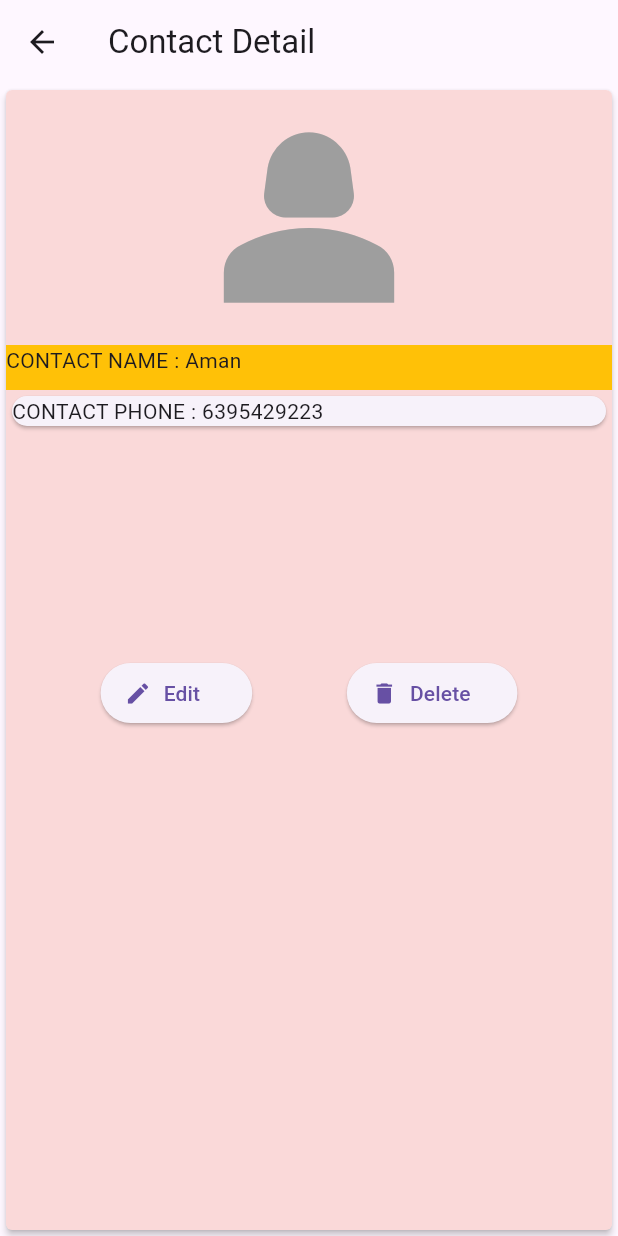
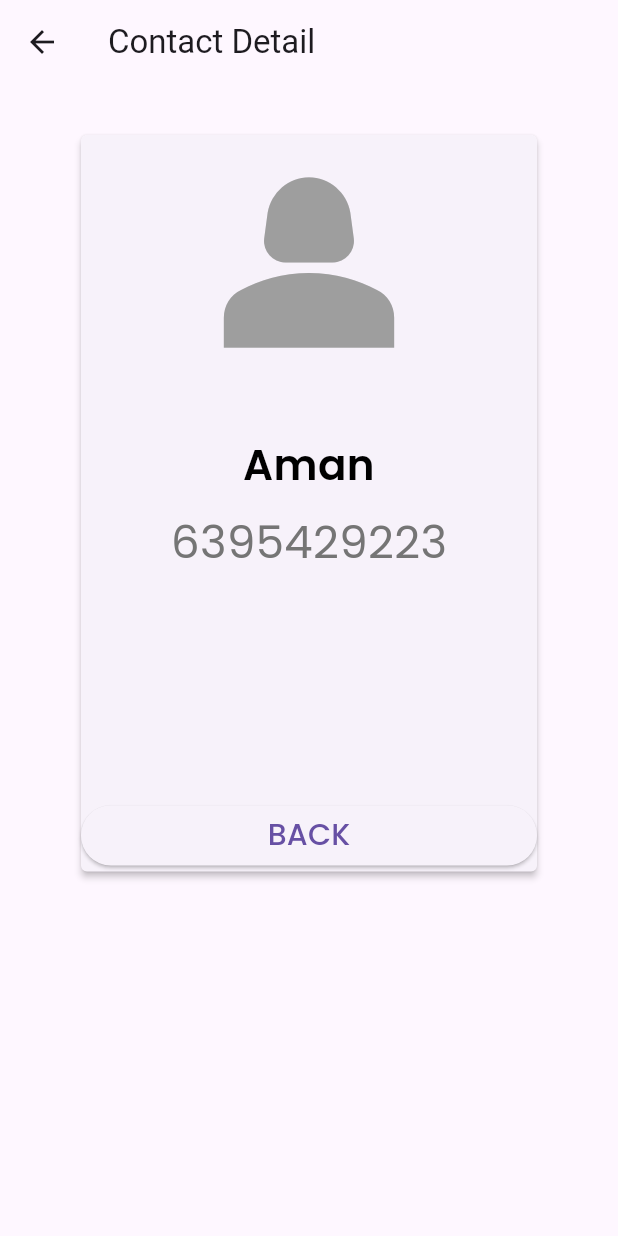
Before and after one commit to hitesh12321/Contact-App-Hive-Local-Database-, a Flutter app: the screen it shows after launch, after a tap on "Aman", on a phone screen of 412 x 824 dp. Run offline on Flutter 3.47's test engine with Material 3 defaults, Android fonts, the light colour scheme and no system bars; our stand-ins replace google_fonts, hive_flutter; accounts and stored records are empty.

Commit message:
All  SET (Proguard not enabled

```diff
--- a/lib/DataBase/HiveDataBase.dart
+++ b/lib/DataBase/HiveDataBase.dart
@@ -1,8 +1,79 @@
-class DataBase {
+import 'package:hive_flutter/hive_flutter.dart';
+
+class contactDataBase {
+  List<Map<String, dynamic>> contactList = [];
+  late Box _mybox;
+
+  void initialContactList() {
+    // Only initialize if not already done
+    contactList = [
+      {"name": "Aman", "phone": "6395429223"},
+      {"name": "Saurabh", "phone": "6395429223"},
+    ];
+
+    print("Default contacts initialized for the first time");
+  }
+
+  void loadData() {
+    final data = _mybox.get("contactList");
+    if (data is List) {
+      contactList = List<Map<String, dynamic>>.from(
+        data.map((item) => Map<String, dynamic>.from(item)),
+      );
+    }
+
+    print("Data loaded from Hive: $contactList");
+  }
+
+  Future<void> InitializeBox() async {
+    try {
+      _mybox = await Hive.openBox("contactBox");
+
+      // Debug print
+      print("Box opened successfully");
+
+      if (_mybox.get("contactList") == null) {
+        initialContactList(); // Set default contacts
+        updateContactList(); // Save to Hive ONLY first time
+      } else {
+        loadData();
+      }
+
+      print("Final contact list: $contactList");
+    } catch (e) {
+      print("Error in InitializeBox: $e");
+      // Emergency fallback
+      contactList = [];
+    }
+  }
+
+  // Update contact list in Hive
+  void updateContactList() {
+    try {
+      _mybox.put("contactList", contactList);
+      print("Data saved to Hive: $contactList");
+    } catch (e) {
+      print("Error saving to Hive: $e");
+    }
+  }
+
+  // Add contact and save to Hive
+  void addContact(Map<String, dynamic> contact) {
+    contactList.add(contact);
+    updateContactList();
+  }
 
 
+  // when edit is used
+  // Update contact and save to Hive
+  void updateContact(int index, Map<String, dynamic> contact) {
+    contactList[index] = contact;
+    updateContactList();
+  }
 
-
-
-
+  // Delete contact and save to Hive
+  void deleteContact(int index) {
+    contactList.removeAt(index);
+    updateContactList();
+  }
 }
--- a/lib/homepage.dart
+++ b/lib/homepage.dart
@@ -1,9 +1,11 @@
 // ignore_for_file: non_constant_identifier_names
 
+import 'package:contacts/DataBase/HiveDataBase.dart';
 import 'package:contacts/UIHelper/CustomWidgets.dart';
 
 import 'package:contacts/services/contactDetail.dart';
 import 'package:flutter/material.dart';
+import 'package:google_fonts/google_fonts.dart';
 
 class Homepage extends StatefulWidget {
   const Homepage({super.key});
@@ -18,17 +20,37 @@ class _HomepageState extends State<Homepage> {
   TextEditingController editNameController = TextEditingController();
   TextEditingController editPhoneController = TextEditingController();
 
-  List<Map<String, String>> contactsInfo = [
-    {'name': "Aman", 'phone': "6395429223"},
-    {'name': "Saurabh", 'phone': "6395429223"},
-  ];
+  final db = contactDataBase();
+  bool isLoading = true;
+
+  void InitializeApp() async {
+    await db.InitializeBox();
+    setState(() {
+      isLoading = false;
+    });
+  }
+
+  @override
+  void initState() {
+    InitializeApp();
+    super.initState();
+  }
 
   @override
   Widget build(BuildContext context) {
     return Scaffold(
-      appBar: AppBar(title: Text("Contacts")),
-      body: ListView.builder(
-        itemCount: contactsInfo.length,
+      appBar: AppBar(
+        title: Text(
+          "Contacts",
+
+          style: GoogleFonts.yaldevi(fontSize: 30, fontWeight: FontWeight.bold),
+        ),
+        centerTitle: true,
+      ),
+      body: isLoading
+          ? Center(child: CircularProgressIndicator())
+          : ListView.builder(
+              itemCount: db.contactList.length,
               padding: EdgeInsets.all(10),
               shrinkWrap: true,
               itemBuilder: (context, index) => Card(
@@ -45,8 +67,8 @@ class _HomepageState extends State<Homepage> {
                       context,
                       MaterialPageRoute(
                         builder: (context) => ContactDetail(
-                    name: contactsInfo[index]['name']!,
-                    phone: contactsInfo[index]['phone']!,
+                          name: db.contactList[index]['name']!,
+                          phone: db.contactList[index]['phone']!,
                         ),
                       ),
                     );
@@ -61,8 +83,8 @@ class _HomepageState extends State<Homepage> {
                         setState(() {
                           onEditContactPressed(
                             index,
-                      contactsInfo[index]['name']!,
-                      contactsInfo[index]['phone']!,
+                            db.contactList[index]['name']!,
+                            db.contactList[index]['phone']!,
 
                             context,
                           );
@@ -72,14 +94,14 @@ class _HomepageState extends State<Homepage> {
                       () {
                         Navigator.pop(context);
                         setState(() {
-                    contactsInfo.removeAt(index);
+                          db.deleteContact(index);
                         });
                       },
                     );
                   },
 
-            title: Text(contactsInfo[index]['name']!),
-            subtitle: Text(contactsInfo[index]['phone']!),
+                  title: Text(db.contactList[index]['name']!),
+                  subtitle: Text(db.contactList[index]['phone']!),
                 ),
               ),
             ),
@@ -93,9 +115,6 @@ class _HomepageState extends State<Homepage> {
         },
         child: Icon(Icons.add, size: 40),
       ),
-      floatingActionButtonLocation: FloatingActionButtonLocation.centerFloat,
-
-      drawer: Drawer(semanticLabel: "HELP"),
     );
   }
 
@@ -145,7 +164,7 @@ class _HomepageState extends State<Homepage> {
           TextButton(
             onPressed: () {
               setState(() {
-                contactsInfo.add({
+                db.addContact({
                   'name': nameController.text,
                   'phone': phoneController.text,
                 });
@@ -202,17 +221,22 @@ class _HomepageState extends State<Homepage> {
           ],
         ),
         actions: [
-          TextButton(onPressed: () {}, child: Text("Cancel")),
+          TextButton(
+            onPressed: () {
+              Navigator.pop(context);
+            },
+            child: Text("Cancel"),
+          ),
 
           TextButton(
             onPressed: () {
               setState(() {
-                contactsInfo[index] = {
+                db.updateContact(index, {
                   'name': EditnameController.text,
                   'phone': EditphoneController.text,
-                };
+                });
+              });
               Navigator.pop(context);
-              });
             },
             child: Text("Save Changes"),
           ),
@@ -228,33 +252,3 @@ class _HomepageState extends State<Homepage> {
     super.dispose();
   }
 }
-
-
-//  contactsInfo.insert(index, {
-//                     'name': EditnameController.text,
-//                     'phone': EditphoneController.text,
-//                   });
-
-//contactsInfo.insert(index, {'name': '', 'phone': ''});
-
-
-
-  // bool _validatePhoneNumber(String phoneNumber) {
-  //   // E.164 format: + followed by country code and number
-  //   final regex = RegExp(r'^\+[1-9]\d{1,14}$');
-
-  //   if (phoneNumber.isEmpty) {
-  //     Uihelper.customShowDialog(context, "Please enter a phone number");
-  //     return false;
-  //   }
-
-  //   if (!regex.hasMatch(phoneNumber)) {
-  //     Uihelper.customShowDialog(
-  //       context,
-  //       "Please enter a valid phone number with country code\nExample: +919876543210",
-  //     );
-  //     return false;
-  //   }
-
-  //   return true;
-  // }
--- a/lib/main.dart
+++ b/lib/main.dart
@@ -1,7 +1,19 @@
+// ignore_for_file: avoid_print
+
 import 'package:contacts/homepage.dart';
 import 'package:flutter/material.dart';
 
-void main() {
+import 'package:hive_flutter/adapters.dart';
+
+void main() async {
+  WidgetsFlutterBinding.ensureInitialized();
+  try {
+    await Hive.initFlutter();
+    // await Hive.openBox("contactBox");
+    print("Hive initialized successfully");
+  } catch (e) {
+    print("Hive initialization error : $e");
+  }
   runApp(const MyApp());
 }
 
@@ -15,9 +27,6 @@ class MyApp extends StatefulWidget {
 class _MyAppState extends State<MyApp> {
   @override
   Widget build(BuildContext context) {
-    return MaterialApp(
-      debugShowCheckedModeBanner: false,
-      home: Homepage(),
-    );
+    return MaterialApp(debugShowCheckedModeBanner: false, home: Homepage());
   }
 }
--- a/lib/services/contactDetail.dart
+++ b/lib/services/contactDetail.dart
@@ -1,6 +1,7 @@
 // ignore_for_file: must_be_immutable
 
 import 'package:flutter/material.dart';
+import 'package:google_fonts/google_fonts.dart';
 
 class ContactDetail extends StatelessWidget {
   String name;
@@ -11,42 +12,78 @@ class ContactDetail extends StatelessWidget {
   Widget build(BuildContext context) {
     return Scaffold(
       appBar: AppBar(title: Text("Contact Detail")),
-      body: Card(
+      body: Padding(
+        padding: const EdgeInsets.symmetric(vertical: 10, horizontal: 10),
+        child: Padding(
+          padding: const EdgeInsets.symmetric(vertical: 20, horizontal: 40),
+          child: Card(
             elevation: 2,
             shadowColor: Colors.black,
-        color: const Color.fromARGB(255, 250, 217, 217),
-        shape: RoundedRectangleBorder(borderRadius: BorderRadius.circular(4)),
+
+            shape: RoundedRectangleBorder(
+              borderRadius: BorderRadius.circular(4),
+            ),
             child: Column(
               crossAxisAlignment: CrossAxisAlignment.stretch,
+              mainAxisSize: MainAxisSize.min,
 
               children: [
                 Icon(Icons.person_2, size: 170, color: Colors.grey),
-            Container(
-              height: 30,
-              width: 100,
-              color: Colors.amber,
+                const SizedBox(height: 30),
+                Text(
+                  name,
+                  textAlign: TextAlign.center,
+                  style: GoogleFonts.poppins(
+                    fontSize: 28,
+                    color: Colors.black,
+                    fontWeight: FontWeight.w600,
+                  ),
+                ),
+                const SizedBox(height: 10),
+                Center(
+                  child: Text(
+                    phone,
+                    style: GoogleFonts.poppins(
+                      fontSize: 30,
+                      color: Colors.grey[600],
+                    ),
+                  ),
+                ),
+                SizedBox(height: 150),
 
-              child: Text("CONTACT NAME : $name"),
+                ElevatedButton(
+                  onPressed: () {
+                    Navigator.pop(context);
+                  },
+                  child: Container(
+                    child: Text(
+                      "BACK",
+                      style: GoogleFonts.poppins(fontSize: 20),
                     ),
-            Card(child: Text("CONTACT PHONE : $phone")),
-            SizedBox(height: 150),
-            Row(
-              mainAxisAlignment: MainAxisAlignment.spaceEvenly,
-              crossAxisAlignment: CrossAxisAlignment.center,
-              children: [
-                ElevatedButton.icon(
-                  icon: Icon(Icons.edit),
-                  onPressed: () {},
-                  label: Text("Edit   "),
                   ),
-                ElevatedButton.icon(
-                  icon: Icon(Icons.delete),
-                  onPressed: () {},
-                  label: Text("Delete  "),
                 ),
+                // Row(
+                //   mainAxisAlignment: MainAxisAlignment.spaceEvenly,
+
+                //   children: [
+                //     ElevatedButton.icon(
+                //       icon: Icon(Icons.delete_forever_outlined),
+                //       onPressed: () {
+
+                //       },
+                //       label: Text('D E L E T E'),
+                //     ),
+
+                //     ElevatedButton.icon(
+                //       icon: Icon(Icons.delete_forever_outlined),
+                //       onPressed: () {},
+                //       label: Text('D E L E T E'),
+                //     ),
+                //   ],
+                // ),
               ],
             ),
-          ],
+          ),
         ),
       ),
     );
```
Also changed, not shown: pubspec.yaml (+14 -1 lines), assets/contact.png (added), pubspec.lock, 31 other files. Lines whose indentation alone changed are shown as unchanged.
